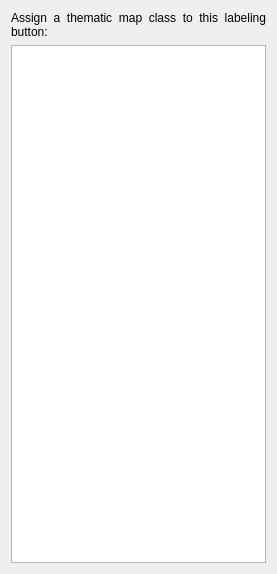
The window that ui/labeling_thematic_map_classes.ui (SMByC/AcATaMa) describes before a commit, drawn with Qt 5.
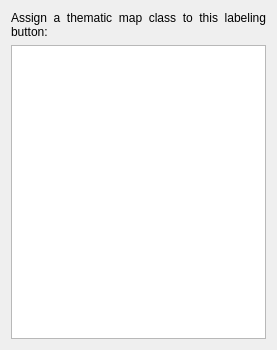
The same window after the commit.

Commit message: Adjusts some dialog sizes

The edit to the form file:
```diff
--- a/ui/labeling_thematic_map_classes.ui
+++ b/ui/labeling_thematic_map_classes.ui
@@ -7,7 +7,7 @@
     <x>0</x>
     <y>0</y>
     <width>277</width>
-    <height>574</height>
+    <height>350</height>
    </rect>
   </property>
   <property name="windowTitle">
```
The commit also changes 2 other files.
